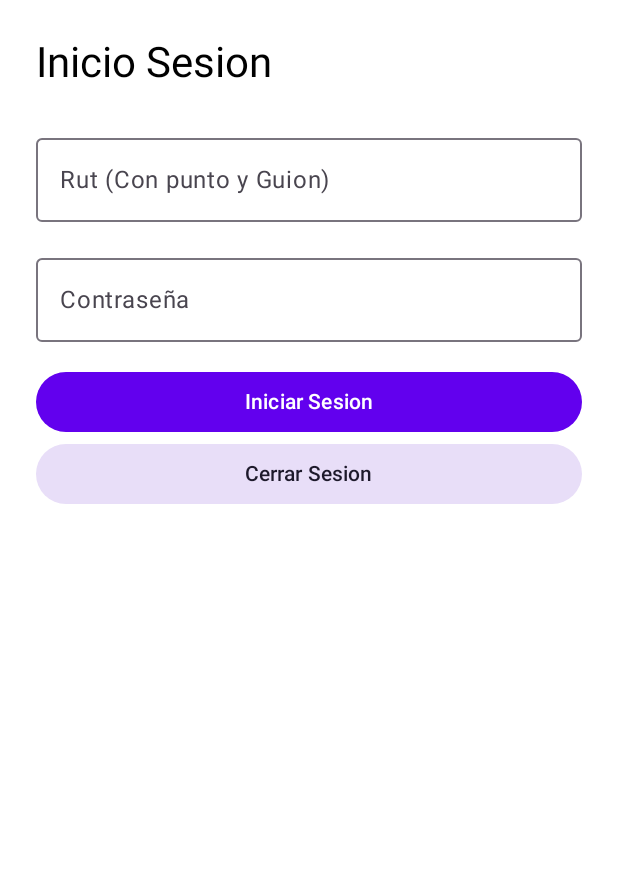
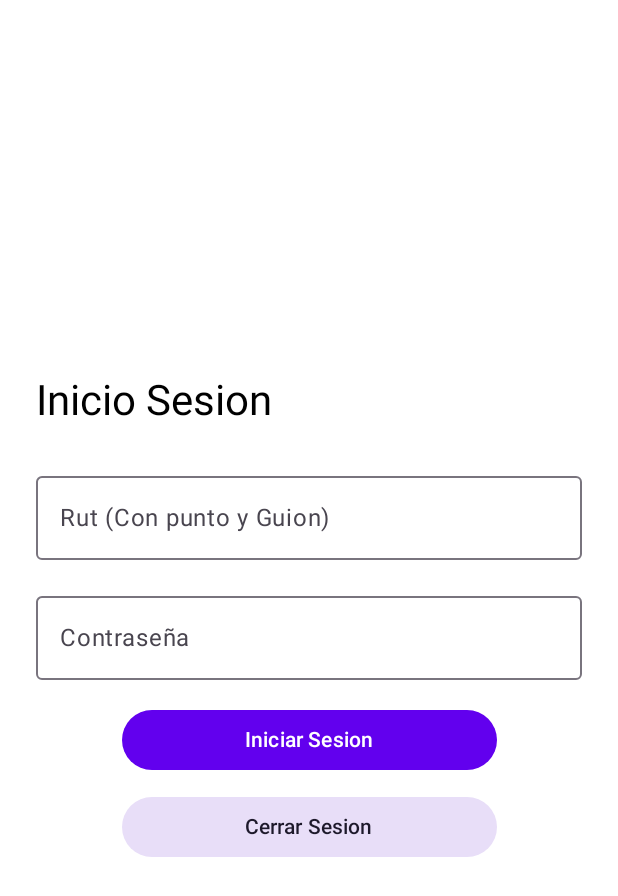
Before and after one commit to Felfarias12/ZapPay, an Android app built with Jetpack Compose: the screen it shows after launch (MainActivity), after a tap on "Inicio Sesion", on a phone screen of 412 x 824 dp. Shown: the top 896 px of the screen. Run offline under Robolectric (Android 15) with nearby library versions, the phone set to English and light mode, and no system bars.

Commit message:
un poco de modificacion en los botones y redireccion del boton de registrar usuario

```diff
--- a/app/src/main/java/com/example/zappay/ui/Login.kt
+++ b/app/src/main/java/com/example/zappay/ui/Login.kt
@@ -1,11 +1,13 @@
 package com.example.zappay.ui
 
+import androidx.compose.foundation.layout.Arrangement
 import androidx.compose.foundation.layout.Column
 import androidx.compose.foundation.layout.Spacer
 import androidx.compose.foundation.layout.fillMaxSize
 import androidx.compose.foundation.layout.fillMaxWidth
 import androidx.compose.foundation.layout.height
 import androidx.compose.foundation.layout.padding
+import androidx.compose.foundation.layout.width
 import androidx.compose.material3.Button
 import androidx.compose.material3.ButtonDefaults
 import androidx.compose.material3.MaterialTheme
@@ -16,12 +18,14 @@ import androidx.compose.runtime.getValue
 import androidx.compose.runtime.mutableStateOf
 import androidx.compose.runtime.remember
 import androidx.compose.runtime.setValue
+import androidx.compose.ui.Alignment
 import androidx.compose.ui.Modifier
 import androidx.compose.ui.text.input.KeyboardType
 import androidx.compose.ui.unit.dp
 import androidx.navigation.NavController
 import com.example.zappay.repository.UsuarioRepository
 import com.example.zappay.viewmodel.FormularioViewModel
+
 
 @Composable
 fun Login(navController: NavController) {
@@ -30,7 +34,8 @@ fun Login(navController: NavController) {
     Column(
         modifier = Modifier
             .fillMaxSize()
-            .padding(24.dp)
+            .padding(24.dp),
+        verticalArrangement = Arrangement.Center
     ) {
         Text(
             "Inicio Sesion",
@@ -92,10 +97,12 @@ fun Login(navController: NavController) {
                     }
                 }
                       },
-            modifier = Modifier.fillMaxWidth()
+            modifier = Modifier.width(250.dp).align(Alignment.CenterHorizontally)
         ) {
             Text("Iniciar Sesion")
         }
+
+        Spacer(modifier = Modifier.height(10.dp))
 
         // Botón Volver
         Button(
@@ -105,7 +112,7 @@ fun Login(navController: NavController) {
                     popUpTo("PaginaInicio") { inclusive = true }
                 }
             },
-            modifier = Modifier.fillMaxWidth(),
+            modifier = Modifier.width(250.dp).align(Alignment.CenterHorizontally),
             colors = ButtonDefaults.buttonColors(
                 containerColor = MaterialTheme.colorScheme.secondaryContainer,
                 contentColor = MaterialTheme.colorScheme.onSecondaryContainer
--- a/app/src/main/java/com/example/zappay/ui/PaginaInicio.kt
+++ b/app/src/main/java/com/example/zappay/ui/PaginaInicio.kt
@@ -7,6 +7,7 @@ import androidx.compose.foundation.layout.fillMaxSize
 import androidx.compose.foundation.layout.fillMaxWidth
 import androidx.compose.foundation.layout.height
 import androidx.compose.foundation.layout.padding
+import androidx.compose.foundation.layout.width
 import androidx.compose.material3.Button
 import androidx.compose.material3.MaterialTheme
 import androidx.compose.material3.Text
@@ -27,6 +28,7 @@ fun PaginaInicio(navController: NavController){
         horizontalAlignment = Alignment.CenterHorizontally,
         verticalArrangement = Arrangement.Center
     ) {
+
         Text(
             text = "ZapPay",
             style = MaterialTheme.typography.headlineLarge,
@@ -42,19 +44,24 @@ fun PaginaInicio(navController: NavController){
             color = MaterialTheme.colorScheme.onSurfaceVariant
         )
 
+        Spacer(modifier = Modifier.height(10.dp))
+
+        Button(
+            onClick = { navController.navigate("Login") },
+            modifier = Modifier.width(250.dp)
+        ) {
+            Text(" Inicio Sesion")
+        }
+
+        Spacer(modifier = Modifier.height(8.dp))
 
         Button(
             onClick = { navController.navigate("registroscreen") },
-            modifier = Modifier.fillMaxWidth()
+            modifier = Modifier.width(250.dp)
         ) {
             Text("Registrar Usuario")
         }
 
-        Button(
-            onClick = { navController.navigate("Login") },
-            modifier = Modifier.fillMaxWidth()
-        ) {
-            Text(" Inicio Sesion")
-        }
+
     }
 }
--- a/app/src/main/java/com/example/zappay/ui/screens/RegistroScreen.kt
+++ b/app/src/main/java/com/example/zappay/ui/screens/RegistroScreen.kt
@@ -203,8 +203,8 @@ fun RegistroScreen(navController: NavController) {
         Button(
             onClick = {
                 // Esto debe llevarte al inicio
-                navController.navigate("InicioScreen") {
-                    popUpTo("InicioScreen") { inclusive = true }
+                navController.navigate("PaginaInicio") {
+                    popUpTo("PaginaInicio") { inclusive = true }
                 }
             },
             modifier = Modifier.fillMaxWidth(),
```
